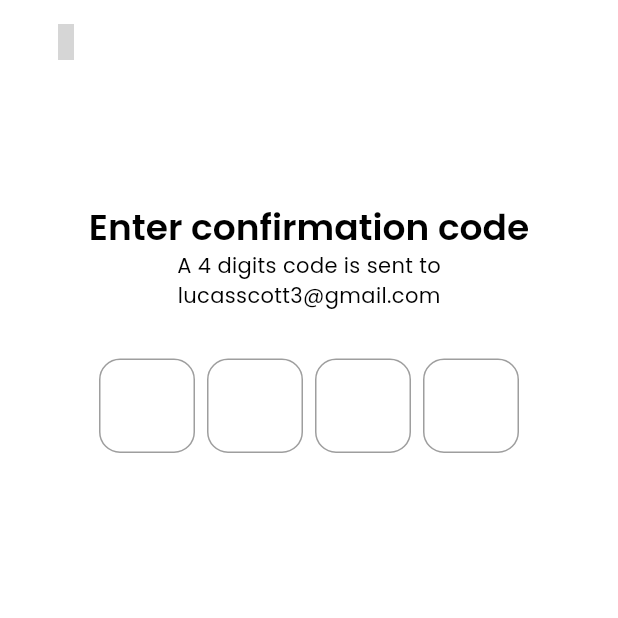
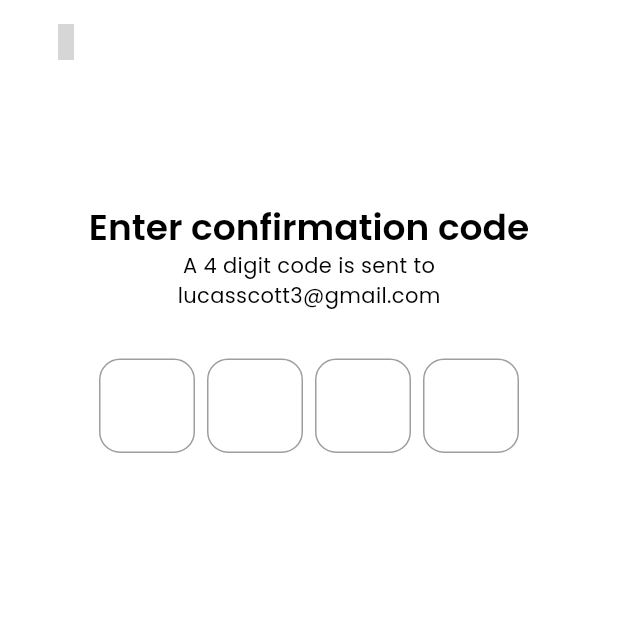
Before and after one commit to sifyacine/Encrypted_social_media_app, a Flutter app: the OtpScreen screen opened directly, on a phone screen of 412 x 824 dp, the top half of it. Run offline on Flutter 3.47's test engine with Material 3 defaults, Android fonts, the phone set to English and light mode, and no system bars; our stand-ins replace get, get_storage, iconsax, logger; accounts and stored records are empty; grey boxes are pictures that could not be loaded.

Commit message:
setting up language
setting up Multilanguage to the authentication system

```diff
--- a/lib/features/authentication/screens/otp/otp_page.dart
+++ b/lib/features/authentication/screens/otp/otp_page.dart
@@ -2,14 +2,15 @@ import 'package:flutter/material.dart';
 
 import '../../../../common/widgets/appbar/appbar.dart';
 import '../../../../common/widgets/login_signup/otp_form.dart';
+import '../../../../generated/l10n.dart';
 
 class OtpScreen extends StatelessWidget {
-  const OtpScreen({Key? key}) : super(key: key);
+  const OtpScreen({super.key});
 
   @override
   Widget build(BuildContext context) {
     return Scaffold(
-      appBar: TAppBar(
+      appBar: const TAppBar(
           showBackArrow: true,
       ),
       body: Padding(
@@ -17,31 +18,31 @@ class OtpScreen extends StatelessWidget {
         child: Column(
           children: [
             Text(
-              "Enter confirmation code",
+              S.of(context).confirmationCodeTitle,
               style: Theme.of(context).textTheme.headlineMedium!,
               maxLines: 1,
               overflow: TextOverflow.ellipsis,
             ),
-            Text("A 4 digits code is sent to"),
-            Text("lucasscott3@gmail.com"),
-            SizedBox(height: 32.0),
-            OtpFrom(),
-            Spacer(),
+            Text(S.of(context).confirmationCodeSubTitle),
+            const Text("lucasscott3@gmail.com"),
+            const SizedBox(height: 32.0),
+            const OtpFrom(),
+            const Spacer(),
             Column(
               mainAxisAlignment: MainAxisAlignment.spaceBetween,
               children: [
                 TextButton(
-                  child: Text("Resend"),
+                  child: Text(S.of(context).resend),
                   onPressed: () {},
                 ),
                 SizedBox(
                   width: double.infinity,
                   child: ElevatedButton(
                     onPressed: () {},
-                    child: Text("Confirm"),
+                    child: Text(S.of(context).confirm),
                   ),
                 ),
-                SizedBox(height: 16.0),
+                const SizedBox(height: 16.0),
               ],
             ),
           ],
```
Also changed, not shown: lib/features/authentication/screens/signup/widgets/signup_form.dart (+23 -24 lines), lib/features/authentication/screens/signup/widgets/signup_header.dart (+6 -5 lines), lib/features/authentication/screens/signup/widgets/terms_and_conditions.dart (+5 -4 lines), lib/l10n/intl_en.arb (+30 -22 lines), lib/generated/l10n.dart.
